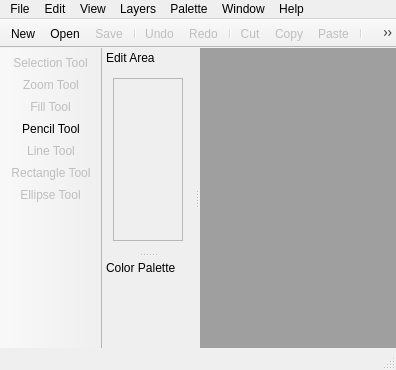
Above: screens/main_window.ui from LeoBusta/PixelBooster before the change. Below: the same form after it.
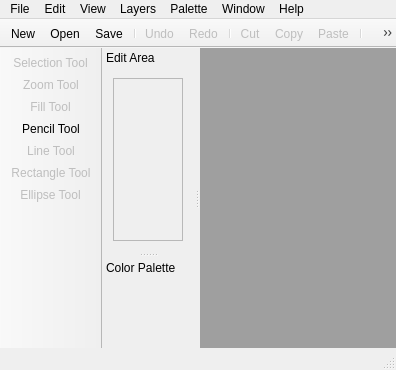
That is the form after the change. Icons and pictures are not drawn. Custom widgets are drawn as their Qt base class.

```diff
--- a/screens/main_window.ui
+++ b/screens/main_window.ui
@@ -417,7 +417,7 @@
   </action>
   <action name="actionSave">
    <property name="enabled">
-    <bool>false</bool>
+    <bool>true</bool>
    </property>
    <property name="icon">
     <iconset resource="../resources/icons/icons.qrc">
@@ -572,7 +572,7 @@
   </action>
   <action name="actionTile_Size">
    <property name="enabled">
-    <bool>false</bool>
+    <bool>true</bool>
    </property>
    <property name="icon">
     <iconset resource="../resources/icons/icons.qrc">
```
Left out of the diff: 14 changed lines with no effect on the pictures.
